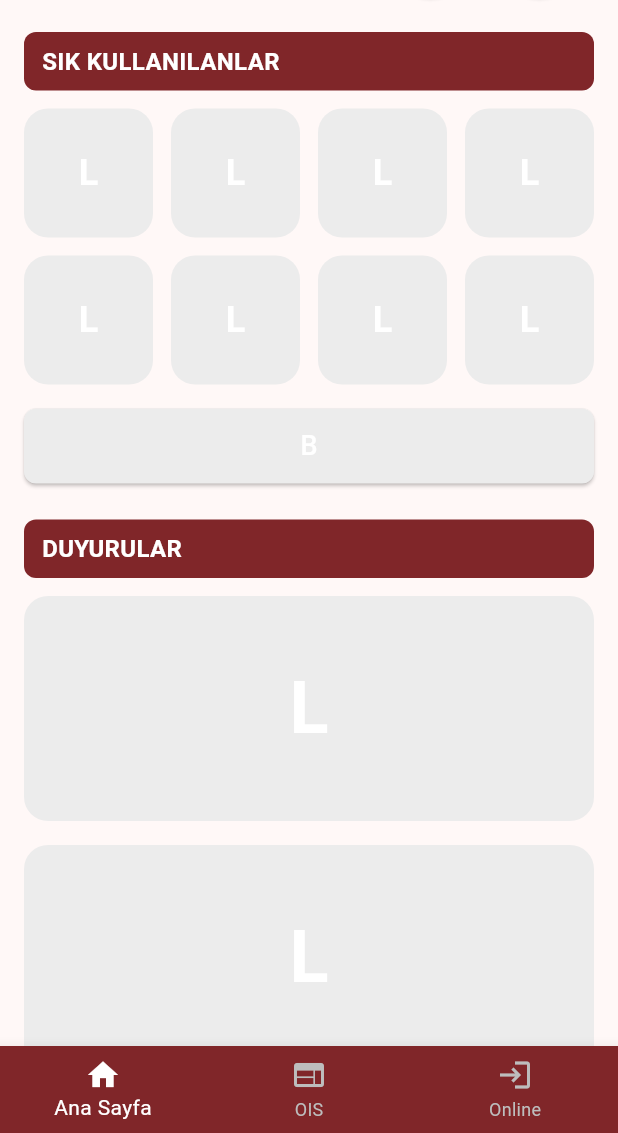
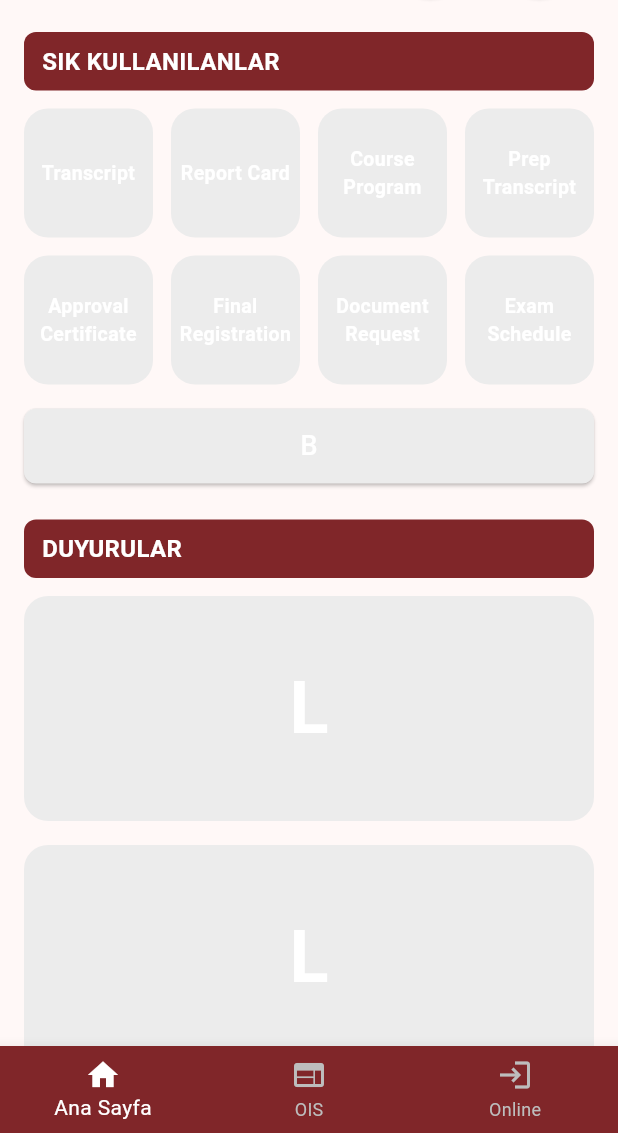
Before and after one commit to Hamzamn19/Beykoz-app, a Flutter app: the HomeScreen screen opened directly, on a phone screen of 412 x 824 dp, the part 103-1236 px from its top. Run offline on Flutter 3.47's test engine with Material 3 defaults, Android fonts, the light colour scheme and no system bars; our stand-ins replace firebase_auth, firebase_core, font_awesome_flutter, webview_flutter; accounts and stored records are empty.

Commit message:
Refactor: Implement Auto-Login and Frequently Used Links
This commit introduces several enhancements:

- **Auto-Login:** The `WebViewPage` now supports automatic login for specific URLs by passing username and password. This functionality is currently disabled for OIS pages.
- **Frequently Used Links:** The `DesignedHomePage` now displays a grid of frequently used links (e.g., Transcript, Report Card) that navigate to corresponding `WebViewPage` instances.
- **Login Credentials Propagation:** Login credentials from `LoginPage` are now passed to `HomeScreen` and subsequently to `WebViewPage` instances to enable auto-login.
- **UI Update:** The background color of the `WebViewPage` has been changed to white.

**Details:**

- **`home.dart`:**
    - `HomeScreen` now accepts optional `username` and `password` parameters and passes them to the `WebViewPage` instances for OIS and Online.
    - `DesignedHomePage` includes a new `_buildFrequentlyUsedGrid` method that dynamically creates a grid of buttons for common OIS links. Clicking these buttons opens the respective URL in a `WebViewPage`.
    - `WebViewPage`:
        - Now accepts optional `username` and `password` parameters.
        - If `username` and `password` are provided and the URL is not an OIS page, it attempts to automatically fill and submit login forms using JavaScript.
        - The WebView background color is set to `0xFFFFFFFF` (white).
- **`login_page.dart`:**
    - When navigating to `HomeScreen` after successful login, the email (username) and password are now passed as arguments.

```diff
--- a/lib/home.dart
+++ b/lib/home.dart
@@ -4,7 +4,9 @@ import 'package:font_awesome_flutter/font_awesome_flutter.dart';
 
 // Ana Ekran ve Bottom Navigation Bar mantığını içeren ana widget
 class HomeScreen extends StatefulWidget {
-  const HomeScreen({super.key});
+  final String? username;
+  final String? password;
+  const HomeScreen({super.key, this.username, this.password});
 
   @override
   State<HomeScreen> createState() => _HomeScreenState();
@@ -13,12 +15,25 @@ class HomeScreen extends StatefulWidget {
 class _HomeScreenState extends State<HomeScreen> {
   int _selectedIndex = 0;
 
-  // Bottom Navigation Bar için sayfaların listesi
-  static final List<Widget> _pages = <Widget>[
-    const DesignedHomePage(), // ANA SAYFA TASARIMIMIZ
-    WebViewPage(url: 'https://ois.beykoz.edu.tr/'),
-    WebViewPage(url: 'https://online.beykoz.edu.tr'),
+  late final List<Widget> _pages;
+
+  @override
+  void initState() {
+    super.initState();
+    _pages = <Widget>[
+      const DesignedHomePage(),
+      WebViewPage(
+        url: 'https://ois.beykoz.edu.tr/',
+        username: widget.username,
+        password: widget.password,
+      ),
+      WebViewPage(
+        url: 'https://online.beykoz.edu.tr',
+        username: widget.username,
+        password: widget.password,
+      ),
     ];
+  }
 
   void _onItemTapped(int index) {
     setState(() {
@@ -212,6 +227,48 @@ class DesignedHomePage extends StatelessWidget {
   }
 
   Widget _buildFrequentlyUsedGrid() {
+    // List of button data: label and relative URL
+    final List<Map<String, String>> frequentlyUsed = [
+      {
+        'label': 'Transcript',
+        'url': 'https://ois.beykoz.edu.tr/ogrenciler/belge/transkript',
+      },
+      {
+        'label': 'Report Card',
+        'url': 'https://ois.beykoz.edu.tr/ogrenciler/belge/ogrkarne',
+      },
+      {
+        'label': 'Course Program',
+        'url': 'https://ois.beykoz.edu.tr/ogrenciler/belge/ogrdersprogrami',
+      },
+      {
+        'label': 'Prep Transcript',
+        'url':
+        'https://ois.beykoz.edu.tr/hazirlik/hazirliksinav/ogrpreptranskript',
+      },
+      {
+        'label': 'Approval Certificate',
+        'url': 'https://ois.beykoz.edu.tr/ogrenciler/belge/dersdanismanonay',
+      },
+      {
+        'label': 'Final Registration',
+        'url': 'https://ois.beykoz.edu.tr/ogrenciler/belge/kesinkayitbelgesi',
+      },
+      {
+        'label': 'Document Request',
+        'url': 'https://ois.beykoz.edu.tr/ogrenciler/belgetalep/duzenle2',
+      },
+      {
+        'label': 'Exam Schedule',
+        'url': 'https://ois.beykoz.edu.tr/ogrenciler/belge/sinavprogrami',
+      },
+      // If you want to add "Exam Result" as a 9th button, add here.
+      // {
+      //   'label': 'Exam Result',
+      //   'url': 'https://ois.beykoz.edu.tr/ogrenciler/belge/ogrsinavsonuc',
+      // },
+    ];
+
     return GridView.builder(
       shrinkWrap: true,
       physics: const NeverScrollableScrollPhysics(),
@@ -221,20 +278,37 @@ class DesignedHomePage extends StatelessWidget {
         mainAxisSpacing: 12,
         childAspectRatio: 1,
       ),
-      itemCount: 8,
+      itemCount: frequentlyUsed.length,
       itemBuilder: (context, index) {
-        return Container(
+        final item = frequentlyUsed[index];
+        return InkWell(
+          onTap: () {
+            Navigator.push(
+              context,
+              MaterialPageRoute(
+                builder: (context) => WebViewPage(
+                  url: item['url']!,
+                  username: null, // Or pass username if needed
+                  password: null, // Or pass password if needed
+                ),
+              ),
+            );
+          },
+          borderRadius: BorderRadius.circular(16),
+          child: Container(
             decoration: BoxDecoration(
               color: cardColor,
               borderRadius: BorderRadius.circular(16),
             ),
-          child: const Center(
+            child: Center(
               child: Text(
-              'L',
-              style: TextStyle(
+                item['label']!,
+                textAlign: TextAlign.center,
+                style: const TextStyle(
                   color: Colors.white,
-                fontSize: 24,
+                  fontSize: 13,
                   fontWeight: FontWeight.bold,
+                ),
               ),
             ),
           ),
@@ -267,8 +341,15 @@ class DesignedHomePage extends StatelessWidget {
 // --- WEBVIEW SAYFASI ---
 class WebViewPage extends StatefulWidget {
   final String url;
+  final String? username;
+  final String? password;
 
-  const WebViewPage({required this.url, super.key});
+  const WebViewPage({
+    required this.url,
+    this.username,
+    this.password,
+    super.key,
+  });
 
   @override
   State<WebViewPage> createState() => _WebViewPageState();
@@ -287,7 +368,7 @@ class _WebViewPageState extends State<WebViewPage>
     super.initState();
     _controller = WebViewController()
       ..setJavaScriptMode(JavaScriptMode.unrestricted)
-      ..setBackgroundColor(const Color(0x00000000))
+      ..setBackgroundColor(const Color(0xFFFFFFFF))
       ..setNavigationDelegate(
         NavigationDelegate(
           onPageStarted: (String url) {
@@ -295,10 +376,51 @@ class _WebViewPageState extends State<WebViewPage>
               _isLoading = true;
             });
           },
-          onPageFinished: (String url) {
+          onPageFinished: (String url) async {
             setState(() {
               _isLoading = false;
             });
+            // Disable auto-login for OIS pages
+            if (widget.username != null &&
+                widget.password != null &&
+                !(widget.url.startsWith('https://ois.beykoz.edu.tr'))) {
+              // Remove everything after @ (and @ itself) from username
+              String username = widget.username!;
+              final atIndex = username.indexOf('@');
+              if (atIndex != -1) {
+                username = username.substring(0, atIndex);
+              }
+              final fillFieldsJs =
+              '''
+                (function() {
+                  var u1 = document.getElementById("kullanici_adi");
+                  var p1 = document.getElementById("kullanici_sifre");
+                  if(u1) u1.value = "$username";
+                  if(p1) p1.value = "${widget.password}";
+                  var u2 = document.getElementById("username");
+                  var p2 = document.getElementById("password");
+                  if(u2) u2.value = "$username";
+                  if(p2) p2.value = "${widget.password}";
+                })();
+              ''';
+              await _controller.runJavaScript(fillFieldsJs);
+
+              // 2. Wait a bit, then submit
+              await Future.delayed(const Duration(milliseconds: 5000));
+              final submitJs = '''
+                (function() {
+                  var btn = document.getElementById("loginbtn");
+                  if(btn){ btn.click(); return; }
+                  var u1 = document.getElementById("kullanici_adi");
+                  var u2 = document.getElementById("username");
+                  var form1 = u1 ? u1.closest("form") : null;
+                  var form2 = u2 ? u2.closest("form") : null;
+                  if(form1) form1.submit();
+                  else if(form2) form2.submit();
+                })();
+              ''';
+              await _controller.runJavaScript(submitJs);
+            }
           },
           onWebResourceError: (WebResourceError error) {
             setState(() {
--- a/lib/login_page.dart
+++ b/lib/login_page.dart
@@ -208,8 +208,10 @@ class _LoginPageState extends State<LoginPage> {
         Navigator.pushReplacement(
           context,
           MaterialPageRoute(
-            builder: (context) =>
-                const HomeScreen(), // Düzeltildi: DesignedHomePage yerine HomeScreen
+            builder: (context) => HomeScreen(
+              username: _emailController.text.trim(),
+              password: _passwordController.text,
+            ),
           ),
         );
       }
--- a/pubspec.yaml
+++ b/pubspec.yaml
@@ -39,6 +39,7 @@ dependencies:
   cupertino_icons: ^1.0.8
   provider: ^6.1.5
   font_awesome_flutter: ^10.8.0
+  http: ^1.4.0
 
 dev_dependencies:
   flutter_test:
```
Also changed, not shown: pubspec.lock. Lines whose indentation alone changed are shown as unchanged.
